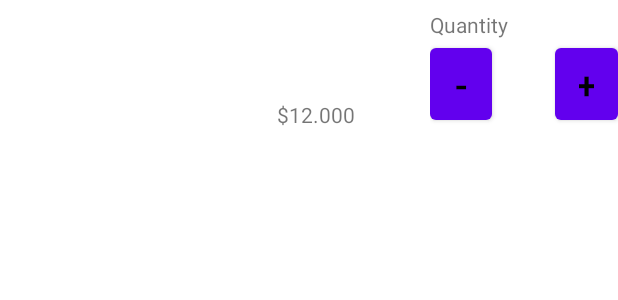
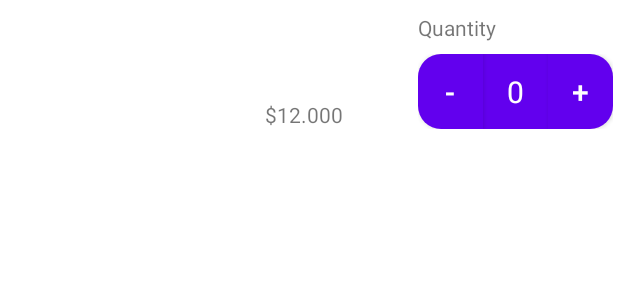
Before and after one commit to llanox/RickyAndMortyCharacters, an Android app: the layout character_item.xml on its own in the app's theme, with its tools: preview values and no code run, on a phone screen of 412 x 824 dp. Shown: the top 300 px of the screen. Run offline under Robolectric (Android 15) with nearby library versions, the phone set to English and light mode, and no system bars.

Commit message:
Modify styling for buttons and apply new shapes

```diff
--- a/app/src/main/res/layout/character_item.xml
+++ b/app/src/main/res/layout/character_item.xml
@@ -1,18 +1,18 @@
 <?xml version="1.0" encoding="utf-8"?>
 <androidx.constraintlayout.widget.ConstraintLayout xmlns:android="http://schemas.android.com/apk/res/android"
     xmlns:app="http://schemas.android.com/apk/res-auto"
+    android:id="@+id/character_items_constrain_layout"
     android:layout_width="match_parent"
-    android:id="@+id/character_items_constrain_layout"
     android:layout_height="86dp">
 
     <ImageView
-        android:contentDescription="@string/img_content_description"
         android:id="@+id/character_image"
         android:layout_width="56dp"
         android:layout_height="56dp"
         android:layout_marginStart="16dp"
         android:layout_marginTop="16dp"
         android:layout_marginBottom="16dp"
+        android:contentDescription="@string/img_content_description"
         app:layout_constraintStart_toStartOf="parent"
         app:layout_constraintTop_toTopOf="parent" />
 
@@ -32,57 +32,70 @@
         android:paddingHorizontal="50sp"
         app:layout_constraintBottom_toBottomOf="parent"
         app:layout_constraintEnd_toStartOf="@id/linear_layout_buttons">
+
         <TextView
             android:layout_width="wrap_content"
             android:layout_height="wrap_content"
-            android:text="@string/tv_dollar_sign"/>
+            android:text="@string/tv_dollar_sign" />
+
         <TextView
             android:id="@+id/tv_price"
             android:layout_width="wrap_content"
             android:layout_height="wrap_content"
-            android:text="@string/tv_base_price"/>
+            android:text="@string/tv_base_price" />
     </LinearLayout>
 
     <TextView
         android:layout_width="wrap_content"
         android:layout_height="wrap_content"
         android:text="@string/tv_quantity_text"
+        app:layout_constraintTop_toTopOf="parent"
         app:layout_constraintBottom_toTopOf="@id/linear_layout_buttons"
-        app:layout_constraintStart_toStartOf="@id/linear_layout_buttons"/>
+        app:layout_constraintStart_toStartOf="@id/linear_layout_buttons" />
 
     <LinearLayout
-        android:layout_width="125sp"
-        android:layout_height="60dp"
+        android:id="@+id/linear_layout_buttons"
+        android:layout_width="130sp"
+        android:layout_height="50dp"
+        android:layout_marginHorizontal="3sp"
         android:weightSum="3"
-        android:id="@+id/linear_layout_buttons"
         app:layout_constraintBottom_toBottomOf="parent"
         app:layout_constraintEnd_toEndOf="@id/character_items_constrain_layout">
 
         <Button
             android:id="@+id/button_remove"
             android:layout_width="0dp"
+            android:layout_height="match_parent"
             android:layout_weight="1"
-            android:textSize="25sp"
-            android:textColor="@color/black"
-            android:layout_height="match_parent"
-            android:text="@string/button_remove_text"/>
+            android:gravity="center"
+            android:textAlignment="center"
+            android:background="@drawable/button_left"
+            android:text="@string/button_remove_text"
+            android:textColor="@color/white"
+            android:textSize="20sp" />
+
         <TextView
             android:id="@+id/tv_current_quantity"
             android:layout_width="0dp"
+            android:layout_height="match_parent"
+            android:layout_weight="1"
+            android:gravity="center"
+            android:background="@color/design_default_color_primary"
+            android:text="@string/tv_quantity_number"
             android:textColor="@color/white"
-            android:layout_weight="1"
-            android:textSize="25sp"
-            android:layout_height="match_parent"
-            android:gravity="center"
-            android:text="@string/tv_quantity_number"/>
+            android:textSize="20sp" />
+
         <Button
             android:id="@+id/button_add"
             android:layout_width="0dp"
-            android:textColor="@color/black"
-            android:textSize="25sp"
+            android:layout_height="match_parent"
             android:layout_weight="1"
-            android:layout_height="match_parent"
-            android:text="@string/button_add_text"/>
+            android:gravity="center"
+            android:textAlignment="center"
+            android:background="@drawable/button_right"
+            android:text="@string/button_add_text"
+            android:textColor="@color/white"
+            android:textSize="20sp" />
     </LinearLayout>
 
 
--- a/app/src/main/res/values-night/themes.xml
+++ b/app/src/main/res/values-night/themes.xml
@@ -2,7 +2,7 @@
     <!-- Base application theme. -->
     <style name="Theme.RickyAndMortyCharacters" parent="Theme.MaterialComponents.DayNight.NoActionBar">
         <!-- Primary brand color. -->
-        <item name="colorPrimary">@color/purple_200</item>
+        <item name="colorPrimary">@color/purple_500</item>
         <item name="colorPrimaryVariant">@color/purple_700</item>
         <item name="colorOnPrimary">@color/black</item>
         <!-- Secondary brand color. -->
--- a/app/src/main/res/values/strings.xml
+++ b/app/src/main/res/values/strings.xml
@@ -1,7 +1,7 @@
 <resources>
     <string name="app_name">RickyAndMortyCharacters</string>
 
-    <string name="total_price_text">This is a price</string>
+    <string name="total_price_text">0</string>
     <string name="img_content_description">Image of the character</string>
     <string name="button_add_text">+</string>
     <string name="button_remove_text">-</string>
```
